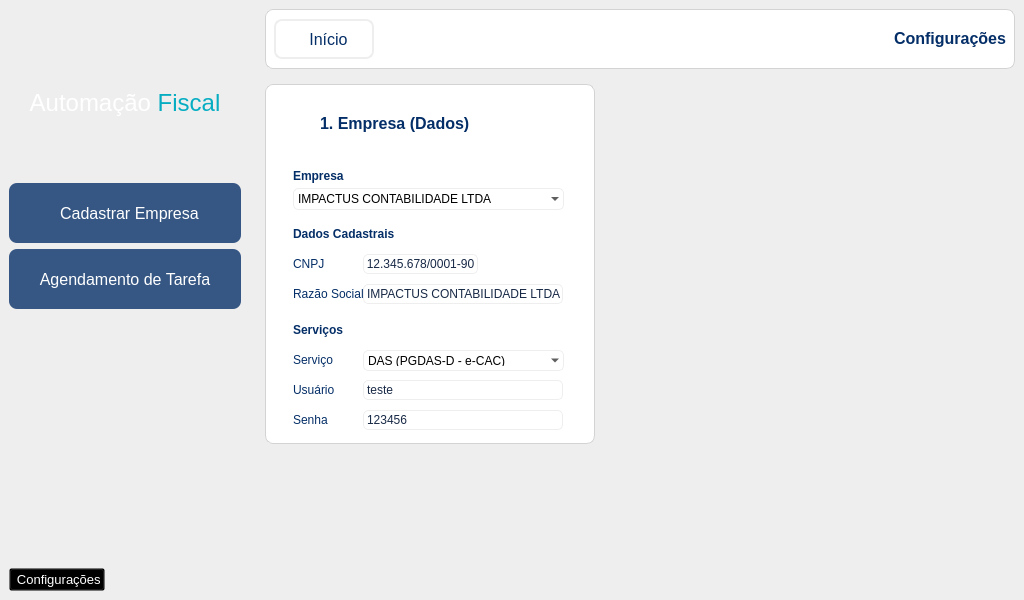
This is mainWindow.ui in H3nriqueLima/automacao-fiscal-desktop-app as Qt 5 draws it before an edit. The edited form follows.
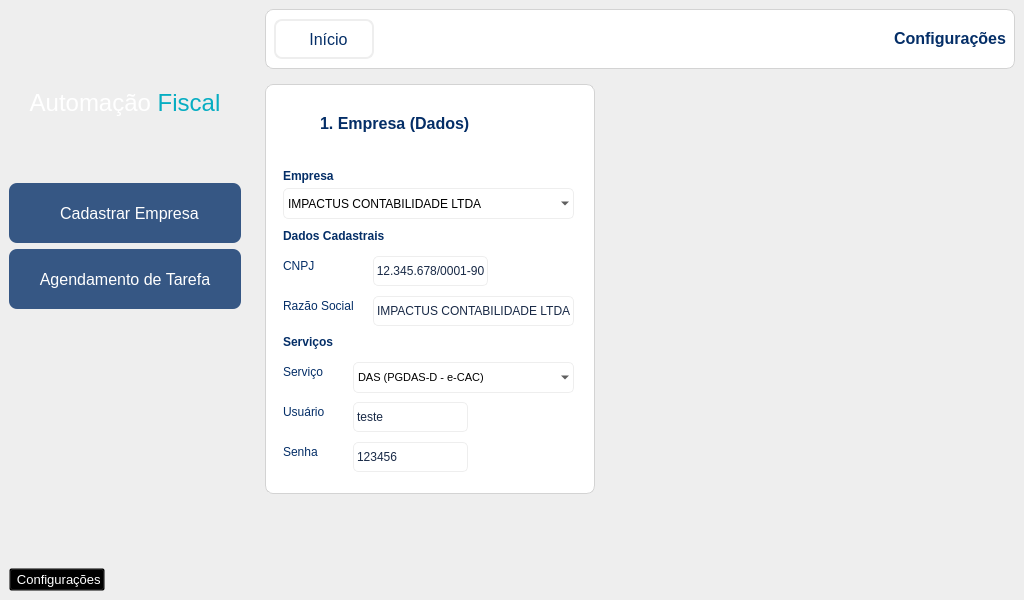
This is the edited form. The open tabs and pages were chosen to show the change. Icons and pictures are not drawn. Custom widgets are drawn as their Qt base class.

Patch:
```diff
--- a/mainWindow.ui
+++ b/mainWindow.ui
@@ -3019,13 +3019,13 @@
                <property name="minimumSize">
                 <size>
                  <width>330</width>
-                 <height>360</height>
+                 <height>410</height>
                 </size>
                </property>
                <property name="maximumSize">
                 <size>
                  <width>330</width>
-                 <height>360</height>
+                 <height>410</height>
                 </size>
                </property>
                <property name="styleSheet">
@@ -3045,18 +3045,27 @@
                    </size>
                   </property>
                   <layout class="QVBoxLayout" name="verticalLayout_11">
+                   <property name="spacing">
+                    <number>6</number>
+                   </property>
+                   <property name="leftMargin">
+                    <number>9</number>
+                   </property>
+                   <property name="rightMargin">
+                    <number>9</number>
+                   </property>
                    <item>
                     <widget class="QWidget" name="selectCompany" native="true">
                      <property name="maximumSize">
                       <size>
                        <width>16777215</width>
-                       <height>50</height>
+                       <height>52</height>
                       </size>
                      </property>
                      <widget class="QLabel" name="companyTitle">
                       <property name="geometry">
                        <rect>
-                        <x>10</x>
+                        <x>0</x>
                         <y>0</y>
                         <width>71</width>
                         <height>16</height>
@@ -3069,10 +3078,10 @@
                      <widget class="QComboBox" name="boxCompany">
                       <property name="geometry">
                        <rect>
-                        <x>10</x>
+                        <x>0</x>
                         <y>20</y>
-                        <width>271</width>
-                        <height>22</height>
+                        <width>291</width>
+                        <height>31</height>
                        </rect>
                       </property>
                       <property name="styleSheet">
@@ -3096,16 +3105,16 @@
                      <property name="maximumSize">
                       <size>
                        <width>16777215</width>
-                       <height>90</height>
+                       <height>100</height>
                       </size>
                      </property>
                      <widget class="QWidget" name="companyCNPJ" native="true">
                       <property name="geometry">
                        <rect>
-                        <x>10</x>
+                        <x>0</x>
                         <y>30</y>
-                        <width>271</width>
-                        <height>21</height>
+                        <width>311</width>
+                        <height>31</height>
                        </rect>
                       </property>
                       <widget class="QLabel" name="titleCNPJ">
@@ -3124,10 +3133,10 @@
                       <widget class="QLabel" name="dataCNPJ">
                        <property name="geometry">
                         <rect>
-                         <x>70</x>
+                         <x>90</x>
                          <y>0</y>
                          <width>115</width>
-                         <height>20</height>
+                         <height>30</height>
                         </rect>
                        </property>
                        <property name="minimumSize">
@@ -3139,7 +3148,7 @@
                        <property name="maximumSize">
                         <size>
                          <width>115</width>
-                         <height>20</height>
+                         <height>31</height>
                         </size>
                        </property>
                        <property name="styleSheet">
@@ -3160,7 +3169,7 @@
                      <widget class="QWidget" name="dataRegistered" native="true">
                       <property name="geometry">
                        <rect>
-                        <x>10</x>
+                        <x>0</x>
                         <y>0</y>
                         <width>120</width>
                         <height>21</height>
@@ -3183,10 +3192,10 @@
                      <widget class="QWidget" name="companyRS" native="true">
                       <property name="geometry">
                        <rect>
-                        <x>10</x>
-                        <y>60</y>
-                        <width>271</width>
-                        <height>21</height>
+                        <x>0</x>
+                        <y>70</y>
+                        <width>291</width>
+                        <height>31</height>
                        </rect>
                       </property>
                       <widget class="QLabel" name="titleRS">
@@ -3205,10 +3214,10 @@
                       <widget class="QLabel" name="dataRS">
                        <property name="geometry">
                         <rect>
-                         <x>70</x>
+                         <x>90</x>
                          <y>0</y>
-                         <width>200</width>
-                         <height>20</height>
+                         <width>201</width>
+                         <height>30</height>
                         </rect>
                        </property>
                        <property name="minimumSize">
@@ -3219,8 +3228,8 @@
                        </property>
                        <property name="maximumSize">
                         <size>
-                         <width>200</width>
-                         <height>20</height>
+                         <width>121212</width>
+                         <height>31</height>
                         </size>
                        </property>
                        <property name="styleSheet">
@@ -3245,10 +3254,10 @@
                      <widget class="QWidget" name="companyService" native="true">
                       <property name="geometry">
                        <rect>
-                        <x>10</x>
+                        <x>0</x>
                         <y>30</y>
-                        <width>271</width>
-                        <height>21</height>
+                        <width>291</width>
+                        <height>31</height>
                        </rect>
                       </property>
                       <widget class="QLabel" name="titleServiceName">
@@ -3256,7 +3265,7 @@
                         <rect>
                          <x>0</x>
                          <y>0</y>
-                         <width>49</width>
+                         <width>41</width>
                          <height>21</height>
                         </rect>
                        </property>
@@ -3269,10 +3278,15 @@
                         <rect>
                          <x>70</x>
                          <y>0</y>
-                         <width>201</width>
-                         <height>21</height>
+                         <width>221</width>
+                         <height>31</height>
                         </rect>
                        </property>
+                       <property name="font">
+                        <font>
+                         <pointsize>8</pointsize>
+                        </font>
+                       </property>
                        <property name="styleSheet">
                         <string notr="true">#boxService {
 	background-color: transparent;
@@ -3291,7 +3305,7 @@
                      <widget class="QWidget" name="dataServices" native="true">
                       <property name="geometry">
                        <rect>
-                        <x>10</x>
+                        <x>0</x>
                         <y>0</y>
                         <width>120</width>
                         <height>21</height>
@@ -3314,10 +3328,10 @@
                      <widget class="QWidget" name="companyServiceUser" native="true">
                       <property name="geometry">
                        <rect>
-                        <x>10</x>
-                        <y>60</y>
-                        <width>271</width>
-                        <height>21</height>
+                        <x>0</x>
+                        <y>70</y>
+                        <width>291</width>
+                        <height>31</height>
                        </rect>
                       </property>
                       <widget class="QLabel" name="titleCompanyServiceUser">
@@ -3325,7 +3339,7 @@
                         <rect>
                          <x>0</x>
                          <y>0</y>
-                         <width>71</width>
+                         <width>61</width>
                          <height>21</height>
                         </rect>
                        </property>
@@ -3338,8 +3352,8 @@
                         <rect>
                          <x>70</x>
                          <y>0</y>
-                         <width>200</width>
-                         <height>20</height>
+                         <width>115</width>
+                         <height>30</height>
                         </rect>
                        </property>
                        <property name="minimumSize">
@@ -3350,8 +3364,8 @@
                        </property>
                        <property name="maximumSize">
                         <size>
-                         <width>200</width>
-                         <height>20</height>
+                         <width>221</width>
+                         <height>30</height>
                         </size>
                        </property>
                        <property name="styleSheet">
@@ -3372,10 +3386,10 @@
                      <widget class="QWidget" name="companyServicePass" native="true">
                       <property name="geometry">
                        <rect>
-                        <x>10</x>
-                        <y>90</y>
-                        <width>271</width>
-                        <height>21</height>
+                        <x>0</x>
+                        <y>110</y>
+                        <width>291</width>
+                        <height>31</height>
                        </rect>
                       </property>
                       <widget class="QLabel" name="titleCompanyServicePass">
@@ -3383,7 +3397,7 @@
                         <rect>
                          <x>0</x>
                          <y>0</y>
-                         <width>71</width>
+                         <width>61</width>
                          <height>21</height>
                         </rect>
                        </property>
@@ -3396,8 +3410,8 @@
                         <rect>
                          <x>70</x>
                          <y>0</y>
-                         <width>200</width>
-                         <height>20</height>
+                         <width>115</width>
+                         <height>30</height>
                         </rect>
                        </property>
                        <property name="minimumSize">
@@ -3408,8 +3422,8 @@
                        </property>
                        <property name="maximumSize">
                         <size>
-                         <width>200</width>
-                         <height>20</height>
+                         <width>220</width>
+                         <height>30</height>
                         </size>
                        </property>
                        <property name="styleSheet">
```
Left out of the diff: 56 changed lines with no effect on the pictures.
